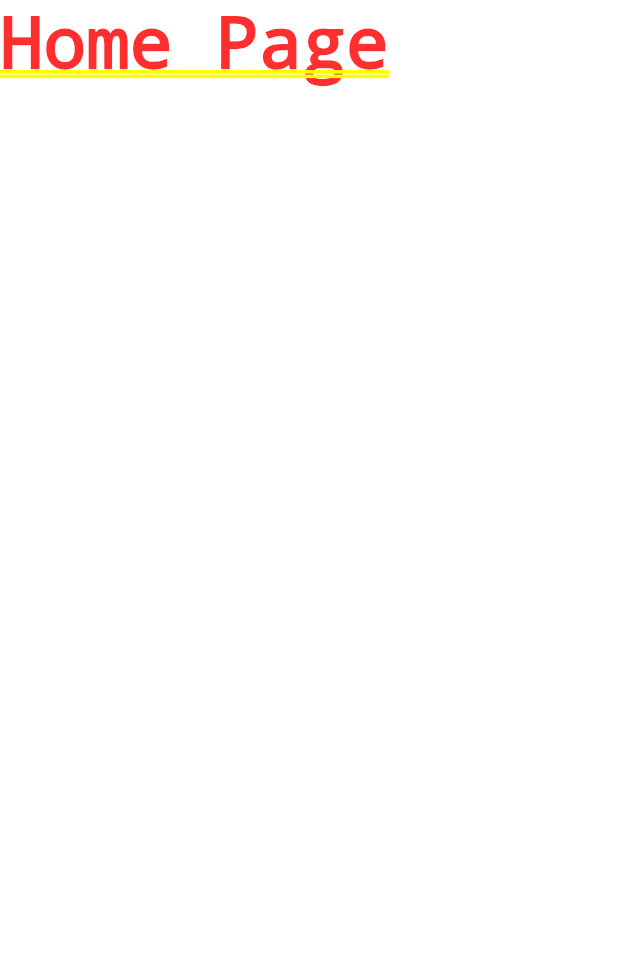
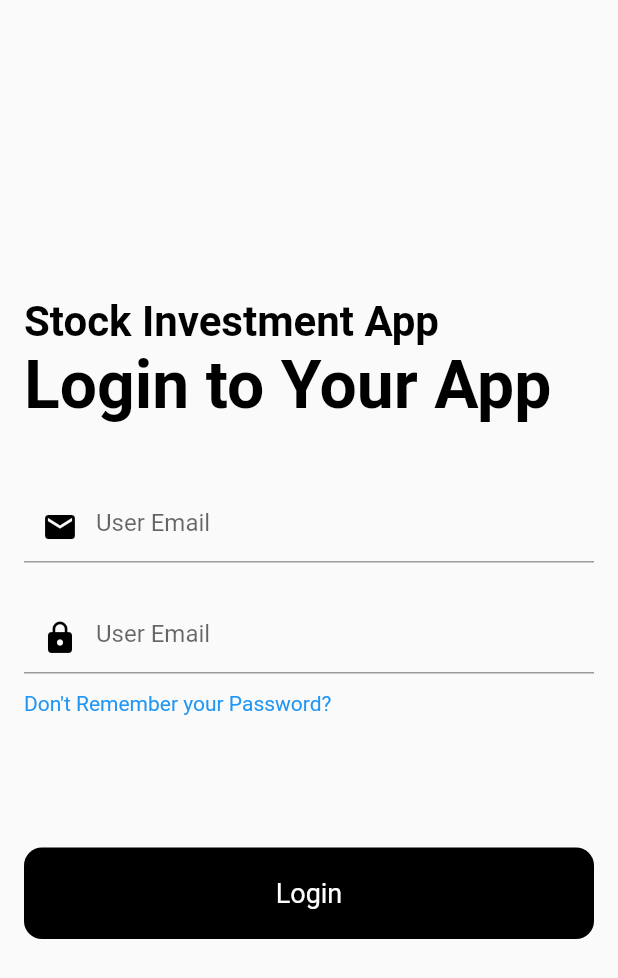
Before and after one commit to sauloemp/stock_app_flutter, a Flutter app: the screen it shows after launch, on a phone screen of 412 x 824 dp. Shown: the top 978 px of the screen. Run offline on Flutter 3.47's test engine with Material 2 defaults, Android fonts, the phone set to English and light mode, and no system bars.

Commit message:
Login Screen Correct
Essa é a parte que vou tentar conectar com o firebase. O desing da tela está ideal.

```diff
--- a/lib/main.dart
+++ b/lib/main.dart
@@ -1,14 +1,120 @@
 import 'package:flutter/material.dart';
-import 'package:stock_app_flutter/widgets/home_page.dart';
 
-void main() => runApp(App());
+void main() {
+  runApp(const MyApp());
+}
 
-class App extends StatelessWidget {
+class MyApp extends StatelessWidget {
+  const MyApp({Key? key}) : super(key: key);
+
   @override
   Widget build(BuildContext context) {
     return MaterialApp(
-      title: "Stocks",
+      //theme:new ThemeData(scaffoldBackgroundColor: Color.fromARGB(255, 0, 0, 0)),
       home: HomePage(),
     );
   }
 }
+
+/*
+# TODO List
+
+1° Passo: Criar o Layout Principal da aplicação (só a UI)
+*/
+
+class HomePage extends StatefulWidget {
+  const HomePage({Key? key}) : super(key: key);
+
+  @override
+  State<HomePage> createState() => _HomePageState();
+}
+
+class _HomePageState extends State<HomePage> {
+  @override
+  Widget build(BuildContext context) {
+    return Scaffold(body: LoginScreen());
+  }
+}
+
+class LoginScreen extends StatefulWidget {
+  const LoginScreen({Key? key}) : super(key: key);
+
+  @override
+  State<LoginScreen> createState() => _LoginScreenState();
+}
+
+class _LoginScreenState extends State<LoginScreen> {
+  @override
+  Widget build(BuildContext context) {
+    return Padding(
+      padding: EdgeInsets.all(16.0),
+      child: Column(
+        mainAxisAlignment: MainAxisAlignment.center,
+        crossAxisAlignment: CrossAxisAlignment.start,
+        children: [
+          const Text(
+            "Stock Investment App",
+            style: TextStyle(
+              color: Colors.black,
+              fontSize: 28.0,
+              fontWeight: FontWeight.bold,
+            ),
+          ),
+          const Text(
+            "Login to Your App",
+            style: TextStyle(
+              color: Colors.black,
+              fontSize: 44.0,
+              fontWeight: FontWeight.bold,
+            ),
+          ),
+          const SizedBox(
+            height: 44.0,
+          ),
+          const TextField(
+            keyboardType: TextInputType.emailAddress,
+            decoration: InputDecoration(
+              hintText: "User Email",
+              prefixIcon: Icon(Icons.mail, color: Colors.black),
+            ),
+          ),
+          const SizedBox(
+            height: 26.0,
+          ),
+          const TextField(
+            obscureText: true,
+            decoration: InputDecoration(
+              hintText: "User Email",
+              prefixIcon: Icon(Icons.lock, color: Colors.black),
+            ),
+          ),
+          const SizedBox(
+            height: 12.0,
+          ),
+          const Text(
+            "Don't Remember your Password?",
+            style: TextStyle(color: Colors.blue),
+          ),
+          const SizedBox(
+            height: 88.0,
+          ),
+          Container(
+            width: double.infinity,
+            child: RawMaterialButton(
+              fillColor: Colors.black,
+              elevation: 0.0,
+              padding: EdgeInsets.symmetric(vertical: 20.0),
+              shape: RoundedRectangleBorder(
+                  borderRadius: BorderRadius.circular(12.0)),
+              onPressed: () {},
+              child: Text(
+                "Login",
+                style: TextStyle(color: Colors.white, fontSize: 18.0),
+              ),
+            ),
+          ),
+        ],
+      ),
+    );
+  }
+}
--- a/lib/widgets/home_page.dart
+++ /dev/null
@@ -1,8 +0,0 @@
-import 'package:flutter/cupertino.dart';
-
-class HomePage extends StatelessWidget {
-  @override
-  Widget build(BuildContext context) {
-    return Text("Home Page");
-  }
-}
```
